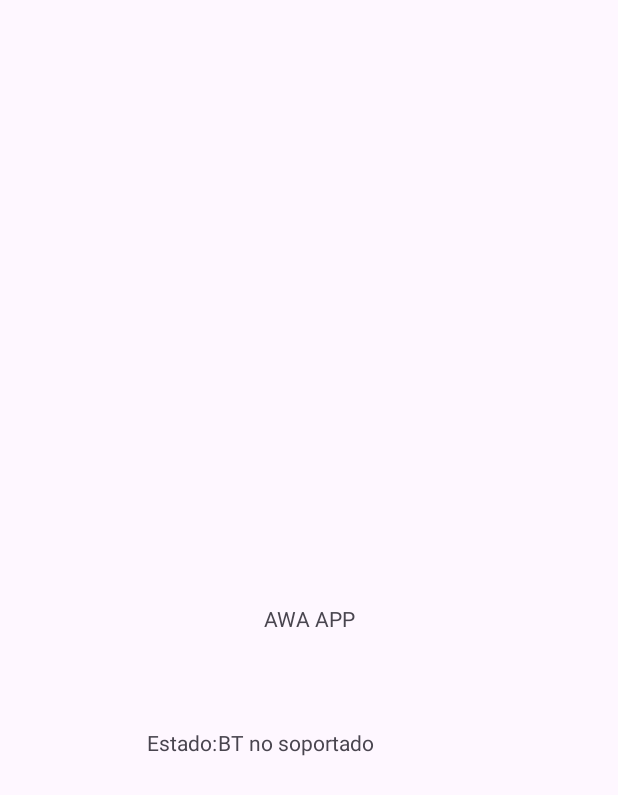
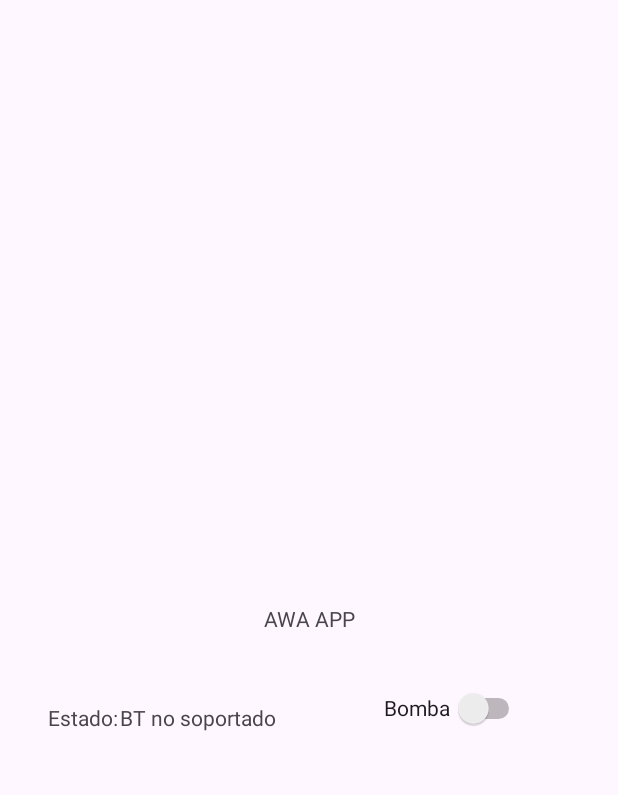
Before and after one commit to SOA-L4-C1-2023/AWA, an Android app: the screen it shows after launch (MainActivity), on a phone screen of 412 x 824 dp. Shown: the top 795 px of the screen. Run offline under Robolectric (Android 15) with nearby library versions, the phone set to English and light mode, and no system bars.

Commit message:
Avances con el BT

```diff
--- a/Android/app/src/main/res/layout/activity_main.xml
+++ b/Android/app/src/main/res/layout/activity_main.xml
@@ -20,8 +20,8 @@
         android:id="@+id/txtEstado"
         android:layout_width="wrap_content"
         android:layout_height="wrap_content"
-        android:layout_marginStart="98dp"
-        android:layout_marginBottom="319dp"
+        android:layout_marginStart="32dp"
+        android:layout_marginBottom="336dp"
         android:text="Estado:"
         app:layout_constraintBottom_toBottomOf="parent"
         app:layout_constraintStart_toStartOf="parent" />
@@ -30,10 +30,22 @@
         android:id="@+id/txtResultadoEstado"
         android:layout_width="wrap_content"
         android:layout_height="wrap_content"
-        android:layout_marginStart="145dp"
-        android:layout_marginBottom="319dp"
+        android:layout_marginStart="80dp"
+        android:layout_marginBottom="336dp"
         android:text="Waiting"
         app:layout_constraintBottom_toBottomOf="parent"
         app:layout_constraintStart_toStartOf="parent" />
 
+    <Switch
+        android:id="@+id/swBomba"
+        android:layout_width="94dp"
+        android:layout_height="48dp"
+        android:layout_marginStart="256dp"
+        android:layout_marginBottom="328dp"
+        android:text="Bomba"
+        android:textOff="Apagada"
+        android:textOn="Encendida"
+        app:layout_constraintBottom_toBottomOf="parent"
+        app:layout_constraintStart_toStartOf="parent" />
+
 </androidx.constraintlayout.widget.ConstraintLayout>
```
Also changed, not shown: Android/app/src/main/java/com/example/androidapp/MainActivity.java (+72 -2 lines).
